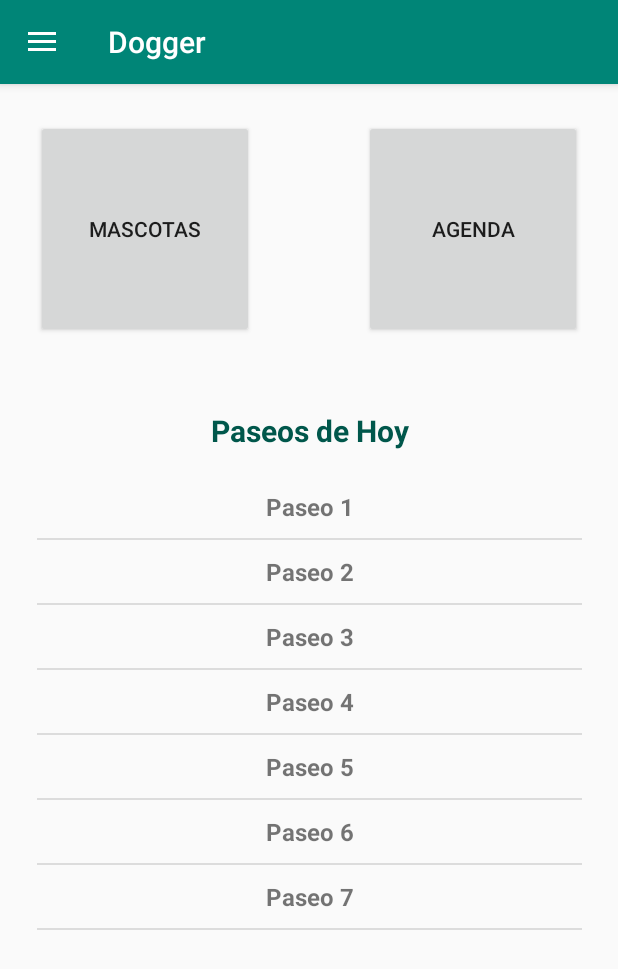
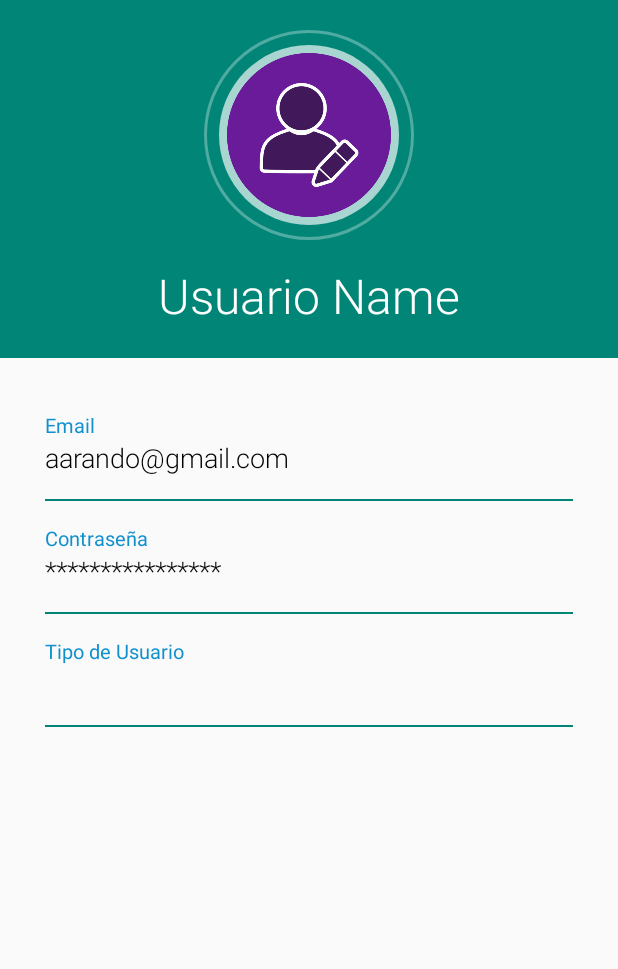
Before and after one commit to UTN-FRBA-Mobile/Dogger, an Android app: the PaseadorInicioActivity screen opened directly, with no data from a screen before it, in the side drawer, after a tap on "Editar Perfil", on a phone screen of 412 x 824 dp. Shown: the top 969 px of the screen. Run offline under Robolectric (Android 15) with nearby library versions, the light colour scheme and no system bars; our stand-ins replace CircleImageView.

Commit message:
Agrego vista de perfil de usuario

```diff
--- a/app/src/main/AndroidManifest.xml
+++ b/app/src/main/AndroidManifest.xml
@@ -37,6 +37,7 @@
         <activity android:name=".PosicionPaseadorActivity"></activity>
         <activity android:name=".PaseadorInicioActivity"></activity>
         <activity android:name=".CalendarioPaseadorActivity"></activity>
+        <activity android:name=".UserProfileActivity"></activity>
         <activity android:name=".MainActivity"
                   android:theme="@style/AppTheme.NoActionBar">
             <intent-filter>
--- a/app/src/main/java/com/example/dogger/DuenioInicioActivity.kt
+++ b/app/src/main/java/com/example/dogger/DuenioInicioActivity.kt
@@ -100,9 +100,13 @@ class DuenioInicioActivity : AppCompatActivity(), NavigationView.OnNavigationIte
         when (item.itemId) {
             R.id.nav_profile -> {
                 Toast.makeText(this, "Profile clicked", Toast.LENGTH_SHORT).show()
+                val intent = Intent(this, UserProfileActivity::class.java)
+                startActivity(intent)
             }
             R.id.nav_update -> {
                 Toast.makeText(this, "Update clicked", Toast.LENGTH_SHORT).show()
+                val intent = Intent(this, UserProfileActivity::class.java)
+                startActivity(intent)
             }
             R.id.nav_logout -> {
 //                Toast.makeText(this, "Sign out clicked", Toast.LENGTH_SHORT).show()
--- a/app/src/main/java/com/example/dogger/PaseadorInicioActivity.kt
+++ b/app/src/main/java/com/example/dogger/PaseadorInicioActivity.kt
@@ -85,9 +85,13 @@ class PaseadorInicioActivity : AppCompatActivity(), NavigationView.OnNavigationI
         when (item.itemId) {
             R.id.nav_profile -> {
                 Toast.makeText(this, "Profile clicked", Toast.LENGTH_SHORT).show()
+                val intent = Intent(this, UserProfileActivity::class.java)
+                startActivity(intent)
             }
             R.id.nav_update -> {
                 Toast.makeText(this, "Update clicked", Toast.LENGTH_SHORT).show()
+                val intent = Intent(this, UserProfileActivity::class.java)
+                startActivity(intent)
             }
             R.id.nav_logout -> {
 //                Toast.makeText(this, "Sign out clicked", Toast.LENGTH_SHORT).show()
--- /dev/null
+++ b/app/src/main/java/com/example/dogger/UserProfileActivity.kt
@@ -0,0 +1,13 @@
+package com.example.dogger
+
+import android.os.Bundle
+import androidx.appcompat.app.AppCompatActivity
+
+class UserProfileActivity : AppCompatActivity() {
+
+    override fun onCreate(savedInstanceState: Bundle?) {
+        super.onCreate(savedInstanceState)
+        setContentView(R.layout.activity_user_profile)
+
+    }
+}
--- /dev/null
+++ b/app/src/main/res/drawable/circle.xml
@@ -0,0 +1,7 @@
+<?xml version="1.0" encoding="utf-8"?>
+<shape xmlns:android="http://schemas.android.com/apk/res/android"
+    android:shape="oval">
+
+    <solid android:color="@color/solidCircle" />
+
+</shape>
--- /dev/null
+++ b/app/src/main/res/drawable/circle_border.xml
@@ -0,0 +1,9 @@
+<?xml version="1.0" encoding="utf-8"?>
+<shape xmlns:android="http://schemas.android.com/apk/res/android"
+    android:shape="oval">
+
+    <stroke
+        android:width="2dp"
+        android:color="@color/circleBorder" />
+
+</shape>
--- /dev/null
+++ b/app/src/main/res/drawable/grad.xml
@@ -0,0 +1,9 @@
+<?xml version="1.0" encoding="utf-8"?>
+<shape xmlns:android="http://schemas.android.com/apk/res/android"
+    android:shape="rectangle">
+
+    <gradient android:angle="45"
+        android:endColor="@color/colorPrimary"
+        android:startColor="@color/colorPrimary"/>
+
+</shape>
--- /dev/null
+++ b/app/src/main/res/layout/activity_user_profile.xml
@@ -0,0 +1,154 @@
+<?xml version="1.0" encoding="utf-8"?>
+<RelativeLayout xmlns:android="http://schemas.android.com/apk/res/android"
+    xmlns:app="http://schemas.android.com/apk/res-auto"
+    xmlns:tools="http://schemas.android.com/tools"
+    android:layout_width="match_parent"
+    android:layout_height="match_parent"
+    tools:context=".MainActivity">
+
+    <RelativeLayout
+        android:layout_width="match_parent"
+        android:layout_height="match_parent">
+
+        <RelativeLayout
+            android:id="@+id/rellay1"
+            android:layout_width="match_parent"
+            android:layout_height="wrap_content"
+            android:background="@drawable/grad"
+            android:paddingBottom="20dp">
+
+            <RelativeLayout
+                android:id="@+id/imgUser"
+                android:layout_width="wrap_content"
+                android:layout_height="wrap_content"
+                android:layout_centerHorizontal="true"
+                android:layout_marginTop="20dp"
+                android:background="@drawable/circle_border">
+
+                <ImageView
+                    android:layout_width="120dp"
+                    android:layout_height="120dp"
+                    android:layout_margin="10dp"
+                    android:adjustViewBounds="true"
+                    android:background="@drawable/circle"
+                    android:padding="5dp"
+                    android:scaleType="centerInside"
+                    android:src="@drawable/edit_profile"></ImageView>
+            </RelativeLayout>
+
+            <TextView
+                android:id="@+id/tv_name"
+                android:layout_width="wrap_content"
+                android:layout_height="wrap_content"
+                android:layout_below="@+id/imgUser"
+                android:layout_centerHorizontal="true"
+                android:layout_marginTop="15sp"
+                android:fontFamily="sans-serif-light"
+                android:text="Usuario Name"
+                android:textColor="@color/white"
+                android:textSize="32sp" />
+        </RelativeLayout>
+
+        <RelativeLayout
+            android:layout_width="match_parent"
+            android:layout_height="match_parent"
+            android:layout_below="@+id/rellay1">
+
+            <LinearLayout
+                android:layout_width="match_parent"
+                android:layout_height="wrap_content"
+                android:orientation="vertical"
+                android:layout_marginTop="20dp"
+                android:layout_marginLeft="30dp"
+                android:layout_marginRight="30dp">
+
+                <LinearLayout
+                    android:layout_width="match_parent"
+                    android:layout_height="wrap_content"
+                    android:layout_marginTop="15dp"
+                    android:orientation="vertical">
+                    <TextView
+                        android:layout_width="wrap_content"
+                        android:layout_height="wrap_content"
+                        android:text="Email"
+                        android:textColor="@color/headings"
+                        android:textSize="13sp"/>
+
+                    <TextView
+                        android:id="@+id/txtEmail"
+                        android:layout_width="wrap_content"
+                        android:layout_height="wrap_content"
+                        android:fontFamily="sans-serif-light"
+                        android:textColor="#000000"
+                        android:textSize="18sp"
+                        android:text="aarando@gmail.com"/>
+
+                    <View
+                        android:layout_width="match_parent"
+                        android:layout_height="1dp"
+                        android:layout_marginTop="15dp"
+                        android:background="@drawable/grad"/>
+                </LinearLayout>
+
+                <LinearLayout
+                    android:layout_width="match_parent"
+                    android:layout_height="wrap_content"
+                    android:layout_marginTop="15dp"
+                    android:orientation="vertical">
+                    <TextView
+                        android:layout_width="wrap_content"
+                        android:layout_height="wrap_content"
+                        android:text="Contraseña"
+                        android:textColor="@color/headings"
+                        android:textSize="13sp"/>
+
+                    <TextView
+                        android:id="@+id/txtContraseña"
+                        android:layout_width="wrap_content"
+                        android:layout_height="wrap_content"
+                        android:fontFamily="sans-serif-light"
+                        android:textColor="#000000"
+                        android:textSize="18sp"
+                        android:text="****************"/>
+
+                    <View
+                        android:layout_width="match_parent"
+                        android:layout_height="1dp"
+                        android:layout_marginTop="15dp"
+                        android:background="@drawable/grad"/>
+                </LinearLayout>
+
+                <LinearLayout
+                    android:layout_width="match_parent"
+                    android:layout_height="wrap_content"
+                    android:layout_marginTop="15dp"
+                    android:orientation="vertical">
+                    <TextView
+                        android:layout_width="wrap_content"
+                        android:layout_height="wrap_content"
+                        android:text="Tipo de Usuario"
+                        android:textColor="@color/headings"
+                        android:textSize="13sp"/>
+
+                    <TextView
+                        android:id="@+id/txtTipoUsuario"
+                        android:layout_width="wrap_content"
+                        android:layout_height="wrap_content"
+                        android:fontFamily="sans-serif-light"
+                        android:textColor="#000000"
+                        android:textSize="18sp"
+                        android:text=""/>
+
+                    <View
+                        android:layout_width="match_parent"
+                        android:layout_height="1dp"
+                        android:layout_marginTop="15dp"
+                        android:background="@drawable/grad"/>
+                </LinearLayout>
+
+            </LinearLayout>
+
+        </RelativeLayout>
+    </RelativeLayout>
+
+</RelativeLayout>
--- a/app/src/main/res/values/colors.xml
+++ b/app/src/main/res/values/colors.xml
@@ -3,4 +3,18 @@
     <color name="colorPrimary">#008577</color>
     <color name="colorPrimaryDark">#00574B</color>
     <color name="colorAccent">#D81B60</color>
+
+
+    <color name="address">#0D5D98</color>
+    <color name="followers">#3797CF</color>
+    <color name="headings">#1090CF</color>
+    <color name="solidCircle">#AAFFFFFF</color>
+    <color name="circleBorder">#50FFFFFF</color>
+    <color name="gradEnd">#67EFC8</color>
+    <color name="gradStart">#63C9FF</color>
+    <color name="followersBg">#65DCE5</color>
+    <color name="followingBg">#49BEFF</color>
+    <color name="grey">#E5E5E5</color>
+    <color name="white">#FFFFFF</color>
+
 </resources>
```
Also changed, not shown: app/src/main/res/drawable/edit_profile.png (added).
